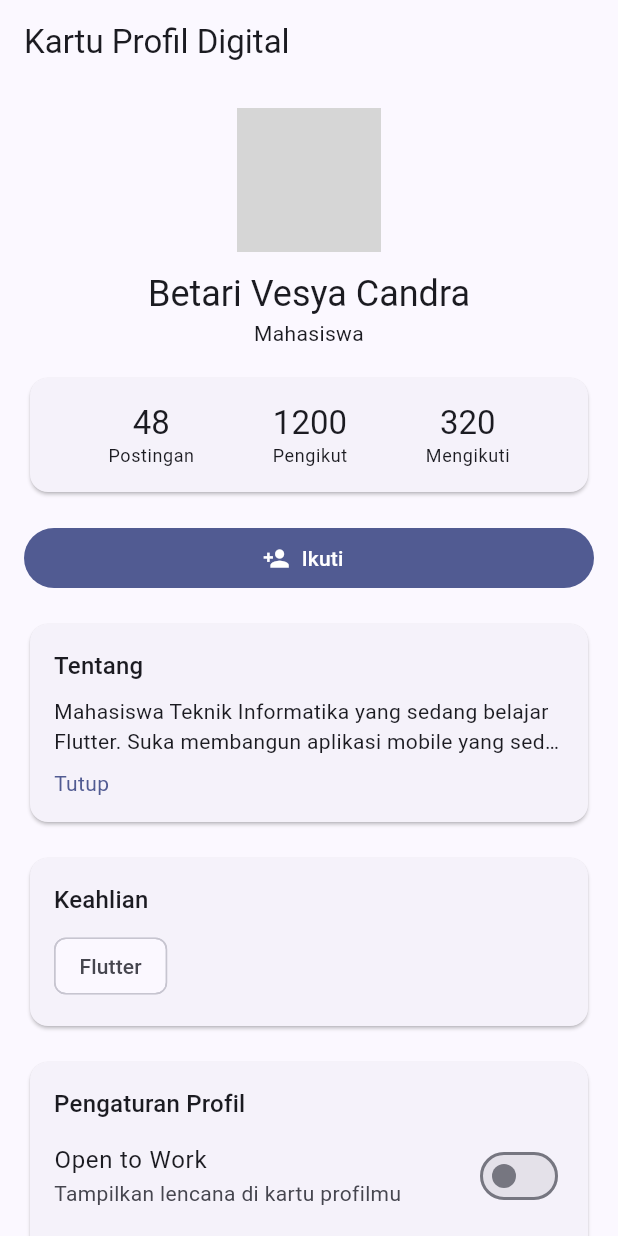
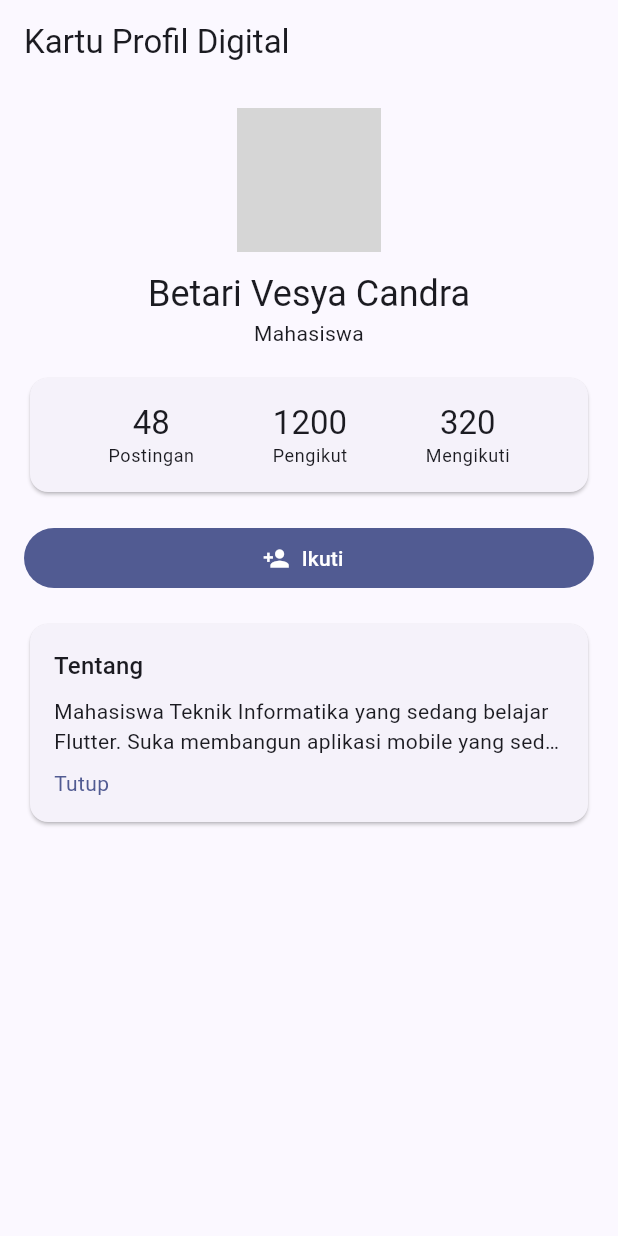
Before and after one commit to betarivesya/profildigital, a Flutter app: the screen it shows after launch, on a phone screen of 412 x 824 dp. Run offline on Flutter 3.47's test engine with Material 3 defaults, Android fonts, the phone set to English and light mode, and no system bars; network calls fail; grey boxes are pictures that could not be loaded.

Commit message:
pertemuan pertama

```diff
--- a/lib/main.dart
+++ b/lib/main.dart
@@ -1,16 +1,6 @@
 import 'package:flutter/material.dart';
 
 void main() => runApp(const MyApp());
-
-enum ProfileStatus {
-  student('Mahasiswa'),
-  freelancer('Freelancer'),
-  intern('Magang'),
-  employee('Karyawan');
-
-  const ProfileStatus(this.label);
-  final String label;
-}
 
 class MyApp extends StatelessWidget {
   const MyApp({super.key});
@@ -20,7 +10,10 @@ class MyApp extends StatelessWidget {
     return MaterialApp(
       title: 'Kartu Profil Digital',
       debugShowCheckedModeBanner: false,
-      theme: ThemeData(colorSchemeSeed: Colors.indigo, useMaterial3: true),
+      theme: ThemeData(
+        colorSchemeSeed: Colors.indigo,
+        useMaterial3: true,
+      ),
       home: const ProfilePage(),
     );
   }
@@ -34,25 +27,20 @@ class ProfilePage extends StatefulWidget {
 }
 
 class _ProfilePageState extends State<ProfilePage> {
-  bool _isFollowing = false;
-  int _followers = 1200;
-  bool _openToWork = false;
-  bool _isBioExpanded = false;
-
-  ProfileStatus _status = ProfileStatus.student;
-
-  static const _allSkills = ['Flutter', 'Dart', 'UI/UX', 'Firebase', 'Git'];
-
-  final Set<String> _skills = {'Flutter'};
-
   static const _name = 'Betari Vesya Candra';
   static const _bio =
       'Mahasiswa Teknik Informatika yang sedang belajar Flutter. '
       'Suka membangun aplikasi mobile yang sederhana, rapi, dan berguna. '
       'Sedang mengerjakan proyek akhir semester bertema kartu profil digital.';
 
+  // State Variables (Lab 1, Lab 2, & Lab 4)
+  bool _isFollowing = false;
+  int _followers = 1200;
+  bool _isBioExpanded = false;
+
+  // Helper Methods (Lab 2 & Lab 3)
   void _setFollowing(bool value) {
-    if (_isFollowing == value) return;
+    if (_isFollowing == value) return; // tidak ada perubahan, abaikan
     setState(() {
       _isFollowing = value;
       _followers += value ? 1 : -1;
@@ -61,93 +49,30 @@ class _ProfilePageState extends State<ProfilePage> {
 
   void _showSnack(String message, {SnackBarAction? action}) {
     ScaffoldMessenger.of(context)
-      ..hideCurrentSnackBar()
+      ..hideCurrentSnackBar() // hindari Snackbar menumpuk
       ..showSnackBar(
         SnackBar(
           content: Text(message),
           behavior: SnackBarBehavior.floating,
-          action: action)
+          action: action,
+        ),
       );
   }
 
-  Future<bool> _showConfirmDialog({
-    required String title,
-    required String message,
-    required String confirmLabel,
-  }) async {
-    final result = await showDialog<bool>(
-      context: context,
-      builder: (dialogContext) => AlertDialog(
-        title: Text(title),
-        content: Text(message),
-        actions: [
-          TextButton(
-            onPressed: () => Navigator.pop(dialogContext, false),
-            child: const Text('Batal'),
-          ),
-          FilledButton(
-            onPressed: () => Navigator.pop(dialogContext, true),
-            child: Text(confirmLabel),
-          ),
-        ],
-      ),
-    );
-    return result ?? false;
-  }
-
-  Future<void> _onFollowPressed() async {
-  if (!_isFollowing) {
+  void _onFollowPressed() {
+    if (_isFollowing) {
+      _setFollowing(false);
+      _showSnack('Kamu berhenti mengikuti $_name');
+    } else {
       _setFollowing(true);
       _showSnack(
         'Kamu mulai mengikuti $_name',
         action: SnackBarAction(
           label: 'BATAL',
-        onPressed: () => _setFollowing(false),
+          onPressed: () => _setFollowing(false), // Undo
         ),
       );
-    return;
     }
-
-  final confirmed = await _showConfirmDialog(
-    title: 'Berhenti mengikuti?',
-    message: 'Kamu tidak akan lagi melihat pembaruan dari $_name.',
-    confirmLabel: 'Berhenti',
-  );
-
-  if (!confirmed || !mounted) return;
-
-  _setFollowing(false);
-  _showSnack('Kamu berhenti mengikuti $_name');
-}
-
-void _onSkillChanged(String skill, bool selected) {
-  setState(() {
-    if (selected) {
-      _skills.add(skill);
-    } else {
-      _skills.remove(skill);
-    }
-  });
-}
-
-Future<void> _onResetPressed() async {
-  final confirmed = await _showConfirmDialog(
-    title: 'Reset pengaturan?',
-    message: 'Semua pengaturan akan kembali ke nilai awal.',
-    confirmLabel: 'Reset',
-  );
-
-  if (!confirmed || !mounted) return;
-
-  setState(() {
-    _openToWork = false;
-    _skills
-      ..clear()
-      ..add('Flutter');
-    _status = ProfileStatus.student;
-  });
-
-  _showSnack('Pengaturan berhasil direset');
   }
 
   @override
@@ -165,29 +90,19 @@ Future<void> _onResetPressed() async {
               child: CircleAvatar(
                 radius: 48,
                 backgroundImage:
-
                     NetworkImage('https://picsum.photos/id/65/300/300'),
-
               ),
             ),
             const SizedBox(height: 12),
-            Text(_name,
-                textAlign: TextAlign.center, style: textTheme.headlineSmall),
-            Text(_status.label,
+            Text(
+              _name,
               textAlign: TextAlign.center,
+              style: textTheme.headlineSmall,
             ),
+            const Text('Mahasiswa', textAlign: TextAlign.center),
+            const SizedBox(height: 16),
 
-            if (_openToWork) ...[
-              const SizedBox(height: 8),
-              const Center(
-                child: Chip(
-                  avatar: Icon(Icons.work_outline, size: 18),
-                  label: Text('Open to Work'),
-                ),
-              ),
-            ],
-
-            const SizedBox(height: 16),
+            // Section Statistik (Lab 2: angka pengikut dinamis, tanpa const di Card)
             Card(
               child: Padding(
                 padding: const EdgeInsets.symmetric(vertical: 16),
@@ -197,11 +112,13 @@ Future<void> _onResetPressed() async {
                     const _StatItem(label: 'Postingan', value: '48'),
                     _StatItem(label: 'Pengikut', value: '$_followers'),
                     const _StatItem(label: 'Mengikuti', value: '320'),
-                  ]
-                )
-              )
+                  ],
+                ),
+              ),
             ),
             const SizedBox(height: 16),
+
+            // Tombol Ikuti (Lab 1 & Lab 3)
             _isFollowing
                 ? OutlinedButton.icon(
                     onPressed: _onFollowPressed,
@@ -213,22 +130,20 @@ Future<void> _onResetPressed() async {
                     icon: const Icon(Icons.person_add),
                     label: const Text('Ikuti'),
                   ),
+
             const SizedBox(height: 16),
+
+            // Kartu tentang bio dengan InkWell & expand/collapse (Lab 4)
             Card(
               child: InkWell(
                 borderRadius: BorderRadius.circular(12),
-                onTap: () => setState(
-                  () => _isBioExpanded = !_isBioExpanded,
-                ),
+                onTap: () => setState(() => _isBioExpanded = !_isBioExpanded),
                 child: Padding(
                   padding: const EdgeInsets.all(16),
                   child: Column(
                     crossAxisAlignment: CrossAxisAlignment.start,
                     children: [
-                      Text(
-                        'Tentang',
-                        style: textTheme.titleMedium,
-                      ),
+                      Text('Tentang', style: textTheme.titleMedium),
                       const SizedBox(height: 8),
                       Text(
                         _bio,
@@ -247,40 +162,6 @@ Future<void> _onResetPressed() async {
                 ),
               ),
             ),
-
-            const SizedBox(height: 16),
-            Card(
-              child: Padding(
-                padding: const EdgeInsets.all(16),
-                child: Column(
-                  crossAxisAlignment: CrossAxisAlignment.start,
-                  children: [
-                    Text('Keahlian', style: textTheme.titleMedium),
-                    const SizedBox(height: 8),
-                    if (_skills.isEmpty)
-                      const Text('Belum ada keahlian dipilih')
-                      else
-                      Wrap(
-                        spacing: 8,
-                        runSpacing: 8,
-                        children: [for (final s in _skills) Chip(label: Text(s))],
-                      ),
-                  ],
-                ),
-              ),
-            ),
-
-            const SizedBox(height: 16),
-            _SettingsCard(
-              openToWork: _openToWork,
-              onOpenToWorkChanged: (value) => setState(() => _openToWork = value),
-              allSkills: _allSkills,
-              selectedSkills: _skills,
-              onSkillChanged: _onSkillChanged,
-              status: _status,
-              onStatusChanged: (value) => setState(() => _status = value),
-              onReset: _onResetPressed,
-            ),
           ],
         ),
       ),
@@ -288,8 +169,7 @@ Future<void> _onResetPressed() async {
   }
 }
 
-/// Widget kecil untuk satu angka statistik. Sengaja dibuat StatelessWidget:
-/// ia hanya menampilkan data yang diberikan, tidak menyimpan state sendiri.
+/// Widget kecil untuk satu angka statistik.
 class _StatItem extends StatelessWidget {
   const _StatItem({required this.label, required this.value});
 
@@ -308,81 +188,3 @@ class _StatItem extends StatelessWidget {
     );
   }
 }
-
-class _SettingsCard extends StatelessWidget {
-  const _SettingsCard({
-    required this.openToWork,
-    required this.onOpenToWorkChanged,
-    required this.allSkills,
-    required this.selectedSkills,
-    required this.onSkillChanged,
-    required this.status,
-    required this.onStatusChanged,
-    required this.onReset,
-  });
-
-  final bool openToWork;
-  final ValueChanged<bool> onOpenToWorkChanged;
-  final List<String> allSkills;
-  final Set<String> selectedSkills;
-  final void Function(String skill, bool selected) onSkillChanged;
-  final ProfileStatus status;
-  final ValueChanged<ProfileStatus> onStatusChanged;
-  final VoidCallback onReset;
-
-  @override
-  Widget build(BuildContext context) {
-    final textTheme = Theme.of(context).textTheme;
-
-    return Card(
-      child: Padding(
-        padding: const EdgeInsets.all(16),
-        child: Column(
-          crossAxisAlignment: CrossAxisAlignment.start,
-          children: [
-            Text('Pengaturan Profil', style: textTheme.titleMedium),
-            SwitchListTile(
-              contentPadding: EdgeInsets.zero,
-              title: const Text('Open to Work'),
-              subtitle: const Text('Tampilkan lencana di kartu profilmu'),
-              value: openToWork,
-              onChanged: onOpenToWorkChanged,
-            ),
-            const Divider(),
-            const Text('Keahlian'),
-            for (final skill in allSkills)
-              CheckboxListTile(
-                contentPadding: EdgeInsets.zero,
-                dense: true,
-                controlAffinity: ListTileControlAffinity.leading,
-                title: Text(skill),
-                value: selectedSkills.contains(skill),
-                onChanged: (value) => onSkillChanged(skill, value ?? false),
-              ),
-            const Divider(),
-            const Text('Status'),
-            DropdownButton<ProfileStatus>(
-              isExpanded: true,
-              value: status,
-              items: [
-                for (final s in ProfileStatus.values)
-                  DropdownMenuItem(value: s, child: Text(s.label)),
-              ],
-              onChanged: (value) {
-                if (value != null) onStatusChanged(value);
-              },
-            ),
-            Align(
-              alignment: Alignment.centerRight,
-              child: TextButton.icon(
-                onPressed: onReset,
-                icon: const Icon(Icons.restart_alt),
-                label: const Text('Reset pengaturan'),
-              ),
-            ),
-          ],
-        ),
-      ),
-    );
-  }
-}
```
Lines whose indentation alone changed are shown as unchanged.
